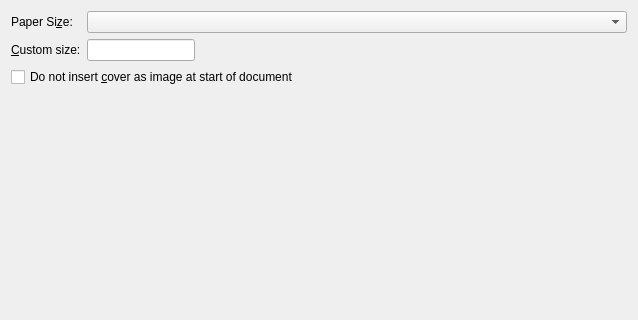
Qt form src/calibre/gui2/convert/docx_output.ui (kovidgoyal/calibre) before a commit; both pictures show x 0 to 638 and y 0 to 320 of the 638 by 588 pixel window.
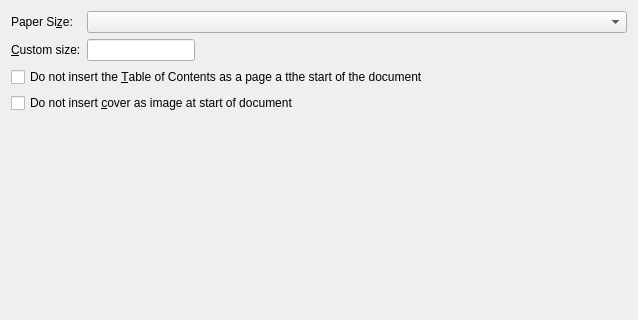
The same form after that commit.

Commit message: DOCX Output: Generate a ToC field in the output document based on the metadata table of contents

```diff
--- a/src/calibre/gui2/convert/docx_output.ui
+++ b/src/calibre/gui2/convert/docx_output.ui
@@ -47,13 +47,20 @@
      </property>
     </widget>
    </item>
-   <item row="2" column="0" colspan="2">
+   <item row="3" column="0" colspan="2">
     <widget class="QCheckBox" name="opt_docx_no_cover">
      <property name="text">
       <string>Do not insert &amp;cover as image at start of document</string>
      </property>
     </widget>
    </item>
+   <item row="2" column="0" colspan="2">
+    <widget class="QCheckBox" name="opt_docx_no_toc">
+     <property name="text">
+      <string>Do not insert the &amp;Table of Contents as a page a tthe start of the document</string>
+     </property>
+    </widget>
+   </item>
   </layout>
  </widget>
  <resources/>
```
The commit also changes 5 other files.
